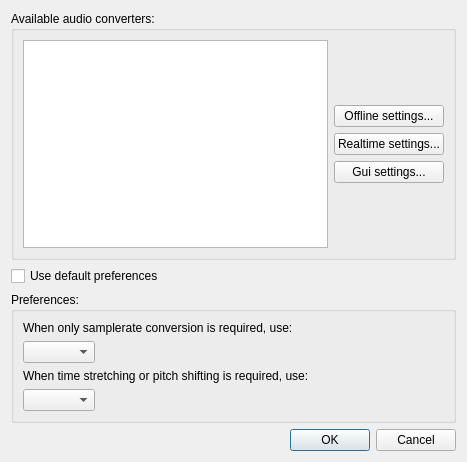
First picture: the form in muse3/muse/widgets/audio_converter_settings_base.ui, repository emrum/muse, before the edit.
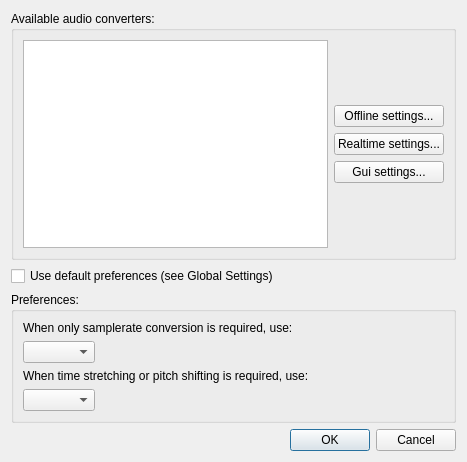
Second picture: the form after the edit.

Diff of the .ui file:
```diff
--- a/muse3/muse/widgets/audio_converter_settings_base.ui
+++ b/muse3/muse/widgets/audio_converter_settings_base.ui
@@ -96,7 +96,7 @@
    <item>
     <widget class="QCheckBox" name="useDefaultPreferences">
      <property name="text">
-      <string>Use default preferences</string>
+      <string>Use default preferences (see Global Settings)</string>
      </property>
     </widget>
    </item>
```
